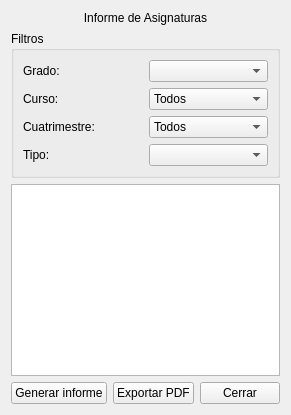
Before: the Qt Designer form app/view/InformeAsignaturasPage.ui in Orphereum/2DAM_DI_Universidad, drawn with Qt 5.
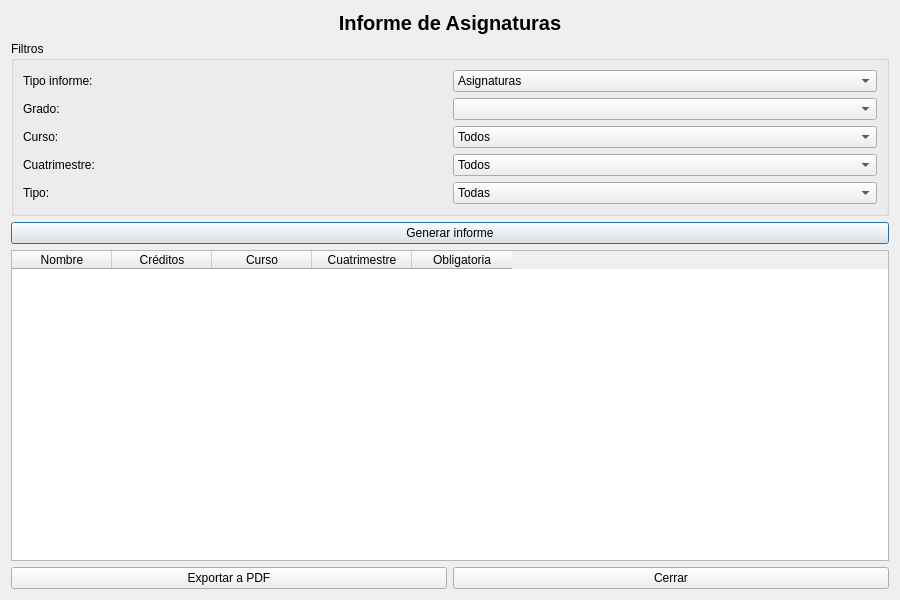
After: the same form once the commit is applied.

Patch:
```diff
--- a/app/view/InformeAsignaturasPage.ui
+++ b/app/view/InformeAsignaturasPage.ui
@@ -1,14 +1,22 @@
 <?xml version="1.0" encoding="UTF-8"?>
 <ui version="4.0">
  <class>InformeAsignaturasPage</class>
- <widget class="QWidget" name="InformeAsignaturasPage">
+ <widget class="QDialog" name="InformeAsignaturasPage">
   <property name="windowTitle">
    <string>Informe de Asignaturas</string>
   </property>
+  <property name="geometry">
+   <rect>
+    <x>0</x>
+    <y>0</y>
+    <width>900</width>
+    <height>600</height>
+   </rect>
+  </property>
 
-  <layout class="QVBoxLayout">
+  <layout class="QVBoxLayout" name="verticalLayout">
 
-   <!-- TITULO -->
+   <!-- TÍTULO -->
    <item>
     <widget class="QLabel" name="lblTitulo">
      <property name="text">
@@ -17,6 +25,9 @@
      <property name="alignment">
       <set>Qt::AlignCenter</set>
      </property>
+     <property name="styleSheet">
+      <string>font-size: 20px; font-weight: bold;</string>
+     </property>
     </widget>
    </item>
 
@@ -27,27 +38,44 @@
       <string>Filtros</string>
      </property>
 
-     <layout class="QGridLayout">
+     <layout class="QGridLayout" name="gridLayout">
 
       <item row="0" column="0">
-       <widget class="QLabel">
+       <widget class="QLabel" name="labelTipoInforme">
         <property name="text">
-         <string>Grado:</string>
+         <string>Tipo informe:</string>
         </property>
        </widget>
       </item>
       <item row="0" column="1">
-       <widget class="QComboBox" name="cb_grado"/>
+       <widget class="QComboBox" name="cb_tipo_informe">
+        <item>
+         <property name="text">
+          <string>Asignaturas</string>
+         </property>
+        </item>
+       </widget>
       </item>
 
       <item row="1" column="0">
-       <widget class="QLabel">
+       <widget class="QLabel" name="labelGrado">
         <property name="text">
-         <string>Curso:</string>
+         <string>Grado:</string>
         </property>
        </widget>
       </item>
       <item row="1" column="1">
+       <widget class="QComboBox" name="cb_grado"/>
+      </item>
+
+      <item row="2" column="0">
+       <widget class="QLabel" name="labelCurso">
+        <property name="text">
+         <string>Curso:</string>
+        </property>
+       </widget>
+      </item>
+      <item row="2" column="1">
        <widget class="QComboBox" name="cb_curso">
         <item><property name="text"><string>Todos</string></property></item>
         <item><property name="text"><string>1</string></property></item>
@@ -57,14 +85,14 @@
        </widget>
       </item>
 
-      <item row="2" column="0">
-       <widget class="QLabel">
+      <item row="3" column="0">
+       <widget class="QLabel" name="labelCuatrimestre">
         <property name="text">
          <string>Cuatrimestre:</string>
         </property>
        </widget>
       </item>
-      <item row="2" column="1">
+      <item row="3" column="1">
        <widget class="QComboBox" name="cb_cuatrimestre">
         <item><property name="text"><string>Todos</string></property></item>
         <item><property name="text"><string>1</string></property></item>
@@ -72,42 +100,66 @@
        </widget>
       </item>
 
-      <item row="3" column="0">
-       <widget class="QLabel">
+      <item row="4" column="0">
+       <widget class="QLabel" name="labelTipo">
         <property name="text">
          <string>Tipo:</string>
         </property>
        </widget>
       </item>
-      <item row="3" column="1">
-       <widget class="QComboBox" name="cb_tipo"/>
+      <item row="4" column="1">
+       <widget class="QComboBox" name="cb_tipo">
+        <item><property name="text"><string>Todas</string></property></item>
+        <item><property name="text"><string>Obligatorias</string></property></item>
+        <item><property name="text"><string>Optativas</string></property></item>
+       </widget>
       </item>
 
      </layout>
     </widget>
    </item>
 
+   <!-- BOTÓN GENERAR -->
+   <item>
+    <widget class="QPushButton" name="btn_generar">
+     <property name="text">
+      <string>Generar informe</string>
+     </property>
+    </widget>
+   </item>
+
    <!-- TABLA -->
    <item>
-    <widget class="QTableWidget" name="tbl_resultados"/>
+    <widget class="QTableWidget" name="tbl_resultados">
+     <property name="columnCount">
+      <number>5</number>
+     </property>
+     <column>
+      <property name="text"><string>Nombre</string></property>
+     </column>
+     <column>
+      <property name="text"><string>Créditos</string></property>
+     </column>
+     <column>
+      <property name="text"><string>Curso</string></property>
+     </column>
+     <column>
+      <property name="text"><string>Cuatrimestre</string></property>
+     </column>
+     <column>
+      <property name="text"><string>Obligatoria</string></property>
+     </column>
+    </widget>
    </item>
 
-   <!-- BOTONES -->
+   <!-- BOTONES ABAJO -->
    <item>
-    <layout class="QHBoxLayout">
-
-     <item>
-      <widget class="QPushButton" name="btn_generar">
-       <property name="text">
-        <string>Generar informe</string>
-       </property>
-      </widget>
-     </item>
+    <layout class="QHBoxLayout" name="horizontalLayoutBotones">
 
      <item>
       <widget class="QPushButton" name="btn_exportar">
        <property name="text">
-        <string>Exportar PDF</string>
+        <string>Exportar a PDF</string>
        </property>
       </widget>
      </item>
```
Left out of the diff: 4 changed lines with no effect on the pictures.
